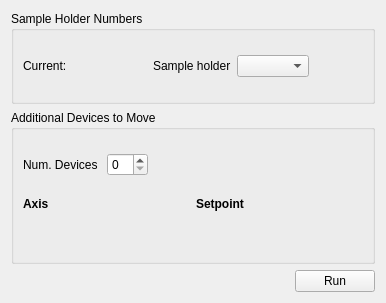
Qt form src/firefly/devices/robot.ui (spc-group/haven) before a commit.
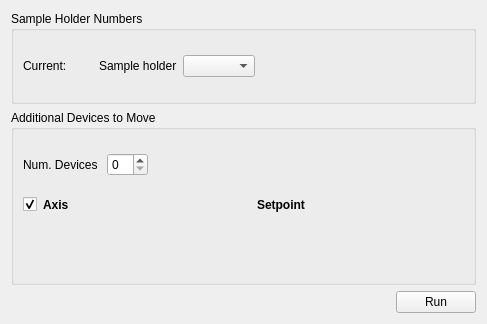
The same form after that commit. Custom widgets are drawn as their Qt base class.

Commit message: Re-factored the plan display so that regions and metadata are separate widgets.

```diff
--- a/src/firefly/devices/robot.ui
+++ b/src/firefly/devices/robot.ui
@@ -6,8 +6,8 @@
    <rect>
     <x>0</x>
     <y>0</y>
-    <width>386</width>
-    <height>303</height>
+    <width>487</width>
+    <height>324</height>
    </rect>
   </property>
   <property name="windowTitle">
@@ -63,19 +63,6 @@
           </property>
          </widget>
         </item>
-        <item>
-         <spacer name="horizontalSpacer_4">
-          <property name="orientation">
-           <enum>Qt::Horizontal</enum>
-          </property>
-          <property name="sizeHint" stdset="0">
-           <size>
-            <width>490</width>
-            <height>52</height>
-           </size>
-          </property>
-         </spacer>
-        </item>
         <item>
          <widget class="QLabel" name="sample_label">
           <property name="sizePolicy">
@@ -121,7 +108,7 @@
         <item>
          <widget class="QLabel" name="num_motor_label">
           <property name="sizePolicy">
-           <sizepolicy hsizetype="Fixed" vsizetype="Preferred">
+           <sizepolicy hsizetype="Fixed" vsizetype="Fixed">
             <horstretch>0</horstretch>
             <verstretch>0</verstretch>
            </sizepolicy>
@@ -176,7 +163,7 @@
         <property name="topMargin">
          <number>0</number>
         </property>
-        <item row="0" column="0">
+        <item row="0" column="1">
          <widget class="QLabel" name="label">
           <property name="font">
            <font>
@@ -189,7 +176,7 @@
           </property>
          </widget>
         </item>
-        <item row="0" column="1">
+        <item row="0" column="2">
          <widget class="QLabel" name="label_2">
           <property name="font">
            <font>
@@ -202,6 +189,22 @@
           </property>
          </widget>
         </item>
+        <item row="0" column="0">
+         <widget class="QCheckBox" name="regions_all_checkbox">
+          <property name="sizePolicy">
+           <sizepolicy hsizetype="Fixed" vsizetype="Fixed">
+            <horstretch>0</horstretch>
+            <verstretch>0</verstretch>
+           </sizepolicy>
+          </property>
+          <property name="text">
+           <string/>
+          </property>
+          <property name="checked">
+           <bool>true</bool>
+          </property>
+         </widget>
+        </item>
        </layout>
       </item>
       <item>
```
The commit also changes 38 other files.
